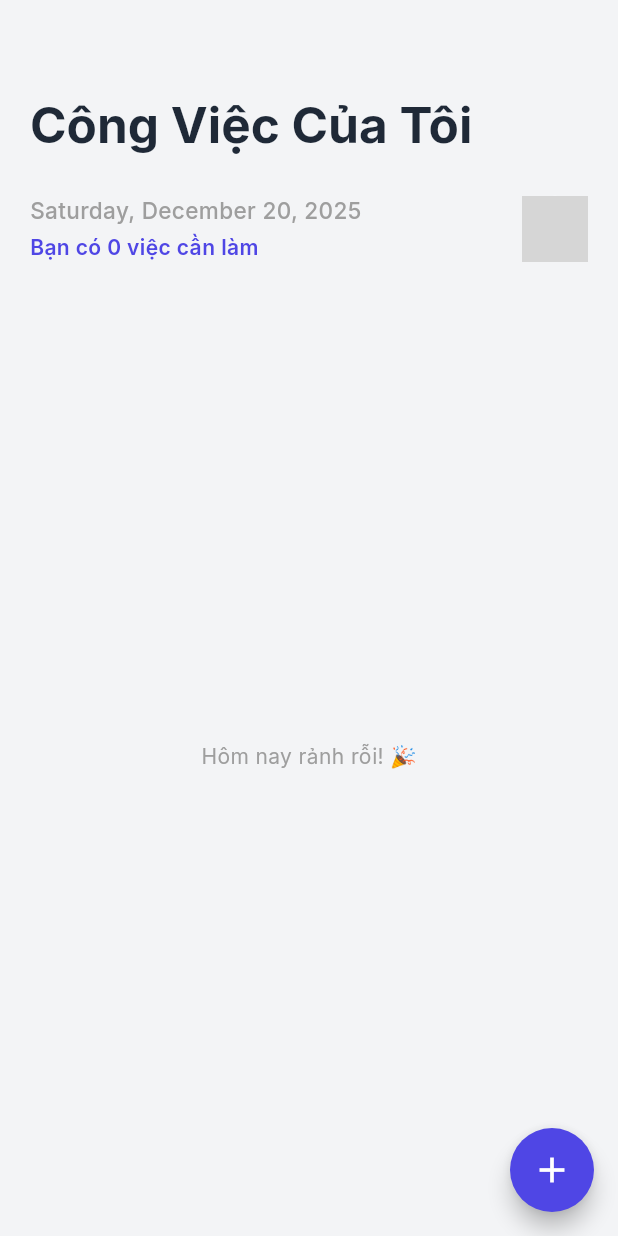
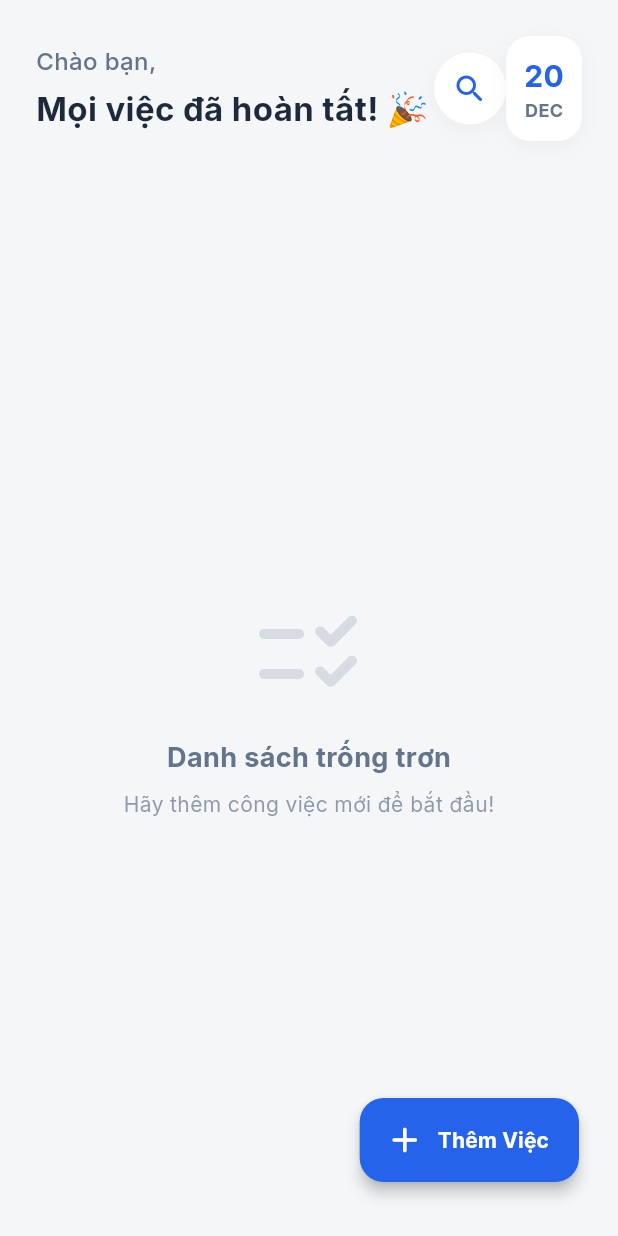
Before and after one commit to nvthih24/offline-task-planner, a Flutter app: the screen it shows after launch, on a phone screen of 412 x 824 dp. Run offline on Flutter 3.47's test engine with Material 3 defaults, Android fonts, the phone set to English and light mode, and no system bars; our stand-ins replace flutter_slidable, google_fonts, hive, hive_flutter; accounts and stored records are empty; grey boxes are pictures that could not be loaded.

Commit message:
Thêm nút tìm kiếm

```diff
--- a/offlinetaskplanner/lib/core/constants/app_colors.dart
+++ b/offlinetaskplanner/lib/core/constants/app_colors.dart
@@ -1,42 +1,31 @@
 import 'package:flutter/material.dart';
 
 class AppColors {
-  // Nền chính (Trắng sứ & Xám khói)
-  static const Color background = Color(0xFFF3F4F6); // Xám rất nhạt cho nền
-  static const Color surface = Color(0xFFFFFFFF); // Trắng cho Card
+  // Nền chủ đạo: Màu kem xám nhẹ (Rất dịu mắt, không bị chói như màu trắng tinh)
+  static const Color scaffoldBackground = Color(0xFFF4F6F8);
 
-  // Màu chữ (Đen xám dịu mắt)
-  static const Color textPrimary = Color(0xFF1F2937);
-  static const Color textSecondary = Color(0xFF6B7280);
+  // Màu trắng cho các Card (Thẻ công việc)
+  static const Color cardColor = Color(0xFFFFFFFF);
 
-  // Màu chủ đạo (Indigo - Xanh cổ điển)
-  static const Color primary = Color(0xFF4F46E5);
+  // Màu chính (Primary): Xanh Navy hiện đại - tạo cảm giác ổn định, tin cậy
+  static const Color primary = Color(0xFF2563EB);
 
-  // Các màu trạng thái (Pastel nhẹ nhàng)
-  static const Color pastelBlue = Color(0xFFE0F2FE);
-  static const Color pastelRed = Color(0xFFFEE2E2);
-  static const Color pastelGreen = Color(0xFFDCFCE7);
-  static const Color pastelOrange = Color(0xFFFFEDD5);
+  // Màu chữ
+  static const Color textPrimary = Color(0xFF1E293B); // Đen than (Slate 800)
+  static const Color textSecondary = Color(0xFF64748B); // Xám xanh (Slate 500)
 
-  // Hàm lấy màu thẻ task dựa trên index
-  static Color getCardColor(int index) {
-    // Trả về màu trắng (cổ điển) hoặc màu pastel nhẹ nếu muốn phân loại
-    return surface;
-  }
+  // Màu phân loại mức độ (Pastel - Nhẹ nhàng nhưng vẫn rõ ràng)
+  static const List<Color> priorityColors = [
+    Color(0xFF3B82F6), // Blue (Bình thường)
+    Color(0xFFF59E0B), // Amber (Lưu ý)
+    Color(0xFFEF4444), // Red (Khẩn cấp)
+    Color(0xFF10B981), // Emerald (Thư giãn/Xong)
+  ];
 
-  // Hàm lấy màu điểm nhấn (vạch màu bên trái)
-  static Color getAccentColor(int index) {
-    switch (index % 4) {
-      case 0:
-        return const Color(0xFF3B82F6); // Blue
-      case 1:
-        return const Color(0xFFEF4444); // Red
-      case 2:
-        return const Color(0xFF10B981); // Green
-      case 3:
-        return const Color(0xFFF59E0B); // Orange
-      default:
-        return primary;
+  static Color getPriorityColor(int index) {
+    if (index >= 0 && index < priorityColors.length) {
+      return priorityColors[index];
     }
+    return priorityColors[0];
   }
 }
--- a/offlinetaskplanner/lib/features/home/screens/home_screen.dart
+++ b/offlinetaskplanner/lib/features/home/screens/home_screen.dart
@@ -6,7 +6,7 @@ import '../../../core/constants/app_colors.dart';
 import '../../../data/models/task_model.dart';
 import '../../task_manager/logic/task_provider.dart';
 import '../../task_manager/widgets/add_task_sheet.dart';
-import '../widgets/task_tile.dart'; // Đảm bảo import đúng file task_tile vừa sửa
+import '../widgets/task_tile.dart';
 
 class HomeScreen extends StatefulWidget {
   const HomeScreen({super.key});
@@ -19,155 +19,222 @@ class _HomeScreenState extends State<HomeScreen> {
   @override
   Widget build(BuildContext context) {
     return Scaffold(
-      // Nút thêm việc đơn giản, tròn trịa
-      floatingActionButton: FloatingActionButton(
-        onPressed: () {
-          showModalBottomSheet(
-            context: context,
-            isScrollControlled: true,
-            backgroundColor: Colors.transparent,
-            builder: (context) => const AddTaskSheet(),
-          );
-        },
-        backgroundColor: AppColors.primary,
-        shape: const CircleBorder(),
-        child: const Icon(Icons.add, color: Colors.white, size: 28),
-      ),
+      backgroundColor: AppColors.scaffoldBackground,
+      body: SafeArea(
+        bottom: false,
+        child: Consumer<TaskProvider>(
+          builder: (context, taskProvider, child) {
+            final tasks = taskProvider.tasks;
+            final activeTasks = tasks.where((t) => !t.isCompleted).length;
 
-      body: Consumer<TaskProvider>(
-        builder: (context, taskProvider, child) {
-          final tasks = taskProvider.tasks;
-
-          return CustomScrollView(
-            physics: const BouncingScrollPhysics(),
-            slivers: [
-              // 1. AppBar lớn kiểu iOS/Classic
-              SliverAppBar(
-                expandedHeight: 120.0,
-                floating: false,
-                pinned: true,
-                backgroundColor: AppColors.background,
-                flexibleSpace: FlexibleSpaceBar(
-                  titlePadding: const EdgeInsets.only(left: 20, bottom: 16),
-                  title: Text(
-                    "Công Việc Của Tôi",
-                    style: TextStyle(
-                      color: AppColors.textPrimary,
-                      fontWeight: FontWeight.bold,
-                      fontSize: 22, // Size chữ khi thu nhỏ
-                    ),
-                  ),
-                  background: Container(
-                    color: AppColors.background,
-                  ), // Nền khi kéo giãn
-                ),
-              ),
-
-              // 2. Dòng hiển thị ngày tháng
-              SliverToBoxAdapter(
-                child: Padding(
-                  padding: const EdgeInsets.symmetric(
-                    horizontal: 20,
-                    vertical: 10,
-                  ),
+            return Column(
+              children: [
+                // 1. PHẦN HEADER TÙY CHỈNH
+                Padding(
+                  padding: const EdgeInsets.all(24.0),
                   child: Row(
-                    mainAxisAlignment: MainAxisAlignment.spaceBetween,
                     children: [
-                      Column(
-                        crossAxisAlignment: CrossAxisAlignment.start,
-                        children: [
-                          Text(
-                            DateFormat.yMMMMEEEEd().format(DateTime.now()),
-                            style: const TextStyle(
-                              fontSize: 15,
-                              fontWeight: FontWeight.w500,
-                              color: Colors.grey,
+                      Expanded(
+                        child: Column(
+                          crossAxisAlignment: CrossAxisAlignment.start,
+                          children: [
+                            Text(
+                              "Chào bạn,",
+                              style: TextStyle(
+                                fontSize: 16,
+                                color: AppColors.textSecondary,
+                                fontWeight: FontWeight.w500,
+                              ),
                             ),
+                            const SizedBox(height: 4),
+                            Text(
+                              activeTasks > 0
+                                  ? "Bạn có $activeTasks việc cần làm"
+                                  : "Mọi việc đã hoàn tất! 🎉",
+                              style: const TextStyle(
+                                fontSize: 22,
+                                fontWeight: FontWeight.bold,
+                                color: AppColors.textPrimary,
+                              ),
+                            ),
+                          ],
+                        ),
+                      ),
+                      // --- NÚT TÌM KIẾM MỚI ---
+                      Container(
+                        decoration: BoxDecoration(
+                          color: Colors.white,
+                          shape: BoxShape.circle,
+                          boxShadow: [
+                            BoxShadow(
+                              color: Colors.grey.withOpacity(0.1),
+                              blurRadius: 10,
+                              offset: const Offset(0, 4),
+                            ),
+                          ],
+                        ),
+                        child: IconButton(
+                          onPressed: () {}, // nhớ
+                          icon: const Icon(
+                            Icons.search_rounded,
+                            color: AppColors.primary,
                           ),
-                          const SizedBox(height: 4),
-                          Text(
-                            "Bạn có ${tasks.where((t) => !t.isCompleted).length} việc cần làm",
-                            style: const TextStyle(
-                              fontSize: 14,
-                              color: AppColors.primary,
-                              fontWeight: FontWeight.w600,
+                          tooltip: 'Tìm kiếm',
+                        ),
+                      ),
+                      // Ngày tháng hiện tại trong 1 cái box nhỏ xinh
+                      Container(
+                        padding: const EdgeInsets.all(12),
+                        decoration: BoxDecoration(
+                          color: Colors.white,
+                          borderRadius: BorderRadius.circular(16),
+                          boxShadow: [
+                            BoxShadow(
+                              color: Colors.grey.withOpacity(0.1),
+                              blurRadius: 10,
+                              offset: const Offset(0, 4),
                             ),
-                          ),
-                        ],
-                      ),
-                      // Avatar nhỏ gọn
-                      const CircleAvatar(
-                        radius: 22,
-                        backgroundColor: Colors.white,
-                        backgroundImage: NetworkImage(
-                          "https://i.pravatar.cc/300",
+                          ],
+                        ),
+                        child: Column(
+                          children: [
+                            Text(
+                              DateFormat('d').format(DateTime.now()),
+                              style: const TextStyle(
+                                fontSize: 20,
+                                fontWeight: FontWeight.bold,
+                                color: AppColors.primary,
+                              ),
+                            ),
+                            Text(
+                              DateFormat(
+                                'MMM',
+                              ).format(DateTime.now()).toUpperCase(),
+                              style: const TextStyle(
+                                fontSize: 12,
+                                fontWeight: FontWeight.bold,
+                                color: AppColors.textSecondary,
+                              ),
+                            ),
+                          ],
                         ),
                       ),
                     ],
                   ),
                 ),
-              ),
 
-              // 3. Danh sách công việc
-              tasks.isEmpty
-                  ? const SliverFillRemaining(
-                      child: Center(
-                        child: Text(
-                          "Hôm nay rảnh rỗi! 🎉",
-                          style: TextStyle(color: Colors.grey),
+                // 2. DANH SÁCH CÔNG VIỆC
+                Expanded(
+                  child: tasks.isEmpty
+                      ? _buildEmptyState()
+                      : ListView.builder(
+                          padding: const EdgeInsets.fromLTRB(
+                            24,
+                            0,
+                            24,
+                            100,
+                          ), // Padding dưới để tránh FAB
+                          itemCount: tasks.length,
+                          itemBuilder: (context, index) {
+                            final task = tasks[index];
+                            return Slidable(
+                              key: ValueKey(task.id),
+                              endActionPane: ActionPane(
+                                motion: const ScrollMotion(),
+                                extentRatio: 0.25,
+                                children: [
+                                  SlidableAction(
+                                    onPressed: (context) {
+                                      taskProvider.deleteTask(task.id);
+                                    },
+                                    backgroundColor:
+                                        AppColors.scaffoldBackground,
+                                    foregroundColor: Colors.red,
+                                    icon: Icons.delete_outline_rounded,
+                                    label: 'Xóa',
+                                    borderRadius: BorderRadius.circular(16),
+                                  ),
+                                ],
+                              ),
+                              child: TaskTile(
+                                task: task,
+                                onCheckboxChanged: (val) =>
+                                    taskProvider.toggleTaskStatus(task.id),
+                                onTap: () {
+                                  showModalBottomSheet(
+                                    context: context,
+                                    isScrollControlled: true,
+                                    backgroundColor: Colors.transparent,
+                                    builder: (context) =>
+                                        AddTaskSheet(task: task),
+                                  );
+                                },
+                              ),
+                            );
+                          },
                         ),
-                      ),
-                    )
-                  : SliverList(
-                      delegate: SliverChildBuilderDelegate((context, index) {
-                        final task = tasks[index];
-                        return Padding(
-                          padding: const EdgeInsets.symmetric(horizontal: 20),
-                          child: Slidable(
-                            key: ValueKey(task.id),
-                            endActionPane: ActionPane(
-                              motion: const ScrollMotion(),
-                              children: [
-                                SlidableAction(
-                                  onPressed: (ctx) {
-                                    showModalBottomSheet(
-                                      context: context,
-                                      isScrollControlled: true,
-                                      builder: (context) =>
-                                          AddTaskSheet(task: task),
-                                    );
-                                  },
-                                  backgroundColor: Colors.transparent,
-                                  foregroundColor: Colors.blue,
-                                  icon: Icons.edit,
-                                  label: 'Sửa',
-                                ),
-                                SlidableAction(
-                                  onPressed: (ctx) =>
-                                      taskProvider.deleteTask(task.id),
-                                  backgroundColor: Colors.transparent,
-                                  foregroundColor: Colors.red,
-                                  icon: Icons.delete,
-                                  label: 'Xóa',
-                                ),
-                              ],
-                            ),
-                            child: TaskTile(
-                              task: task,
-                              onCheckboxChanged: (val) {
-                                taskProvider.toggleTaskStatus(task.id);
-                              },
-                            ),
-                          ),
-                        );
-                      }, childCount: tasks.length),
-                    ),
+                ),
+              ],
+            );
+          },
+        ),
+      ),
 
-              // Padding dưới cùng để không bị nút FAB che mất task cuối
-              const SliverPadding(padding: EdgeInsets.only(bottom: 80)),
-            ],
-          );
-        },
+      // 3. NÚT ADD MỚI (Nổi bật nhưng không thô)
+      floatingActionButton: Padding(
+        padding: const EdgeInsets.only(bottom: 20, right: 10),
+        child: FloatingActionButton.extended(
+          onPressed: () {
+            showModalBottomSheet(
+              context: context,
+              isScrollControlled: true,
+              backgroundColor: Colors.transparent,
+              builder: (context) => const AddTaskSheet(),
+            );
+          },
+          backgroundColor: AppColors.primary,
+          elevation: 4,
+          shape: RoundedRectangleBorder(
+            borderRadius: BorderRadius.circular(16),
+          ),
+          icon: const Icon(Icons.add_rounded, color: Colors.white, size: 28),
+          label: const Text(
+            "Thêm Việc",
+            style: TextStyle(color: Colors.white, fontWeight: FontWeight.bold),
+          ),
+        ),
+      ),
+    );
+  }
+
+  Widget _buildEmptyState() {
+    return Center(
+      child: Column(
+        mainAxisAlignment: MainAxisAlignment.center,
+        children: [
+          Icon(
+            Icons.checklist_rtl_rounded,
+            size: 80,
+            color: AppColors.textSecondary.withOpacity(0.2),
+          ),
+          const SizedBox(height: 16),
+          Text(
+            "Danh sách trống trơn",
+            style: TextStyle(
+              fontSize: 18,
+              fontWeight: FontWeight.bold,
+              color: AppColors.textSecondary,
+            ),
+          ),
+          const SizedBox(height: 8),
+          Text(
+            "Hãy thêm công việc mới để bắt đầu!",
+            style: TextStyle(
+              fontSize: 14,
+              color: AppColors.textSecondary.withOpacity(0.7),
+            ),
+          ),
+        ],
       ),
     );
   }
--- a/offlinetaskplanner/lib/main.dart
+++ b/offlinetaskplanner/lib/main.dart
@@ -6,6 +6,7 @@ import 'core/constants/app_colors.dart';
 import 'data/models/task_model.dart';
 import 'features/task_manager/logic/task_provider.dart';
 import 'features/home/screens/home_screen.dart';
+import 'package:google_fonts/google_fonts.dart';
 
 const String taskBoxName = 'tasks';
 
@@ -34,14 +35,14 @@ class MyApp extends StatelessWidget {
       // === THIẾT LẬP THEME SÁNG TINH TẾ ===
       theme: ThemeData(
         brightness: Brightness.light,
-        scaffoldBackgroundColor: AppColors.background,
+        scaffoldBackgroundColor: AppColors.scaffoldBackground,
         primaryColor: AppColors.primary,
 
         // Font chữ sạch sẽ (Inter hoặc Roboto)
         textTheme: GoogleFonts.interTextTheme(Theme.of(context).textTheme),
 
         appBarTheme: const AppBarTheme(
-          backgroundColor: AppColors.background,
+          backgroundColor: AppColors.scaffoldBackground,
           elevation: 0,
           scrolledUnderElevation: 0,
           iconTheme: IconThemeData(color: AppColors.textPrimary),
@@ -55,7 +56,7 @@ class MyApp extends StatelessWidget {
         useMaterial3: true,
         colorScheme: ColorScheme.fromSeed(
           seedColor: AppColors.primary,
-          surface: AppColors.surface,
+          background: AppColors.scaffoldBackground,
         ),
       ),
       home: const HomeScreen(),
```
Also changed, not shown: offlinetaskplanner/lib/features/home/widgets/task_tile.dart (+98 -52 lines), offlinetaskplanner/lib/features/task_manager/widgets/add_task_sheet.dart (+112 -78 lines).
